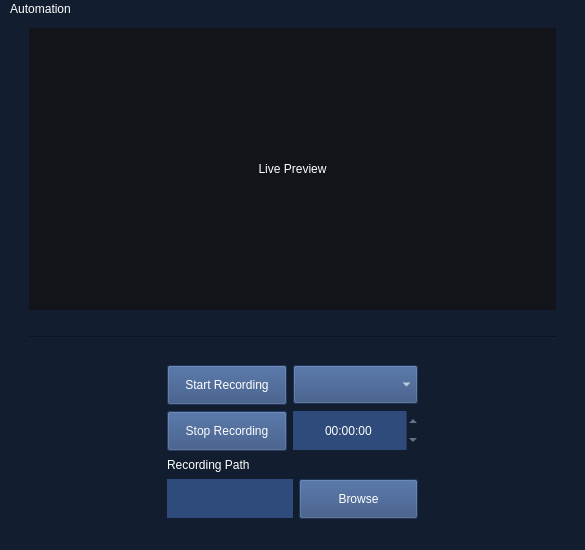
Qt form assets/design.ui (JoatXI/ero) before a commit.
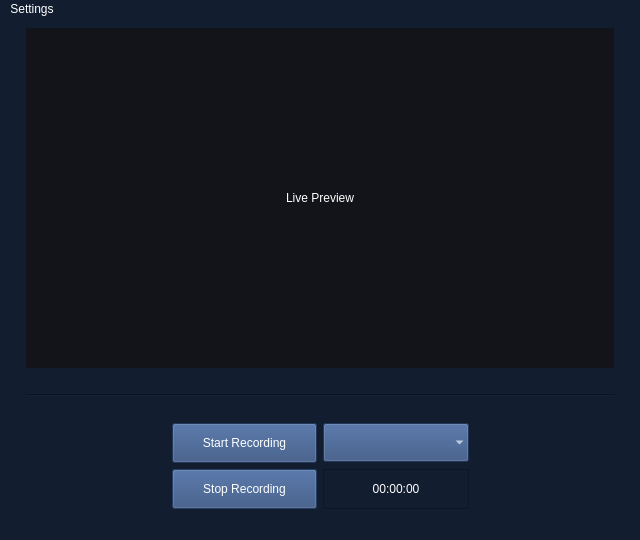
The same form after that commit. Icons and pictures are not drawn.

Commit message: Settings && Feature Update:

Patch:
```diff
--- a/assets/design.ui
+++ b/assets/design.ui
@@ -1,18 +1,29 @@
 <?xml version="1.0" encoding="UTF-8"?>
 <ui version="4.0">
  <class>MainWindow</class>
- <widget class="QMainWindow" name="Ẹro">
+ <widget class="QMainWindow" name="MainWindow">
   <property name="geometry">
    <rect>
     <x>0</x>
     <y>0</y>
-    <width>585</width>
-    <height>550</height>
+    <width>640</width>
+    <height>540</height>
    </rect>
   </property>
+  <property name="minimumSize">
+   <size>
+    <width>640</width>
+    <height>540</height>
+   </size>
+  </property>
   <property name="windowTitle">
    <string>Ẹro</string>
   </property>
+  <property name="windowIcon">
+   <iconset>
+    <normalon>../../Downloads/icon.ico</normalon>
+   </iconset>
+  </property>
   <property name="layoutDirection">
    <enum>Qt::LeftToRight</enum>
   </property>
@@ -23,22 +34,22 @@
 border-color: rgb(255, 255, 255);</string>
   </property>
   <widget class="QWidget" name="centralwidget">
-   <layout class="QGridLayout" name="gridLayout_3">
-    <item row="0" column="2">
-     <spacer name="verticalSpacer">
+   <layout class="QGridLayout" name="gridLayout_2">
+    <item row="0" column="0">
+     <spacer name="verticalSpacer_3">
       <property name="orientation">
        <enum>Qt::Vertical</enum>
       </property>
       <property name="sizeHint" stdset="0">
        <size>
-        <width>20</width>
-        <height>40</height>
+        <width>17</width>
+        <height>434</height>
        </size>
       </property>
      </spacer>
     </item>
     <item row="0" column="1">
-     <layout class="QVBoxLayout" name="verticalLayout">
+     <layout class="QVBoxLayout" name="verticalLayout_2">
       <property name="sizeConstraint">
        <enum>QLayout::SetMinAndMaxSize</enum>
       </property>
@@ -48,7 +59,7 @@
          <bool>true</bool>
         </property>
         <property name="sizePolicy">
-         <sizepolicy hsizetype="Expanding" vsizetype="Expanding">
+         <sizepolicy hsizetype="Preferred" vsizetype="Preferred">
           <horstretch>0</horstretch>
           <verstretch>0</verstretch>
          </sizepolicy>
@@ -73,7 +84,7 @@
          <string>Live Preview</string>
         </property>
         <property name="scaledContents">
-         <bool>true</bool>
+         <bool>false</bool>
         </property>
         <property name="alignment">
          <set>Qt::AlignCenter</set>
@@ -87,7 +98,7 @@
         </property>
         <property name="sizeHint" stdset="0">
          <size>
-          <width>40</width>
+          <width>458</width>
           <height>20</height>
          </size>
         </property>
@@ -116,97 +127,29 @@
         </property>
         <property name="sizeHint" stdset="0">
          <size>
-          <width>40</width>
+          <width>459</width>
           <height>20</height>
          </size>
         </property>
        </spacer>
       </item>
       <item>
-       <layout class="QGridLayout" name="gridLayout_8">
-        <property name="sizeConstraint">
-         <enum>QLayout::SetDefaultConstraint</enum>
-        </property>
-        <item row="3" column="1" colspan="2">
-         <widget class="QLineEdit" name="pathText">
-          <property name="sizePolicy">
-           <sizepolicy hsizetype="MinimumExpanding" vsizetype="Expanding">
-            <horstretch>0</horstretch>
-            <verstretch>0</verstretch>
-           </sizepolicy>
+       <layout class="QGridLayout" name="gridLayout">
+        <item row="0" column="0">
+         <spacer name="hSpacer_1">
+          <property name="orientation">
+           <enum>Qt::Horizontal</enum>
           </property>
-          <property name="maximumSize">
-           <size>
-            <width>16777215</width>
-            <height>39</height>
-           </size>
+          <property name="sizeType">
+           <enum>QSizePolicy::MinimumExpanding</enum>
           </property>
-          <property name="focusPolicy">
-           <enum>Qt::StrongFocus</enum>
-          </property>
-          <property name="styleSheet">
-           <string notr="true">background-color: rgb(46, 75, 123);</string>
-          </property>
-          <property name="frame">
-           <bool>false</bool>
-          </property>
-         </widget>
-        </item>
-        <item row="3" column="3">
-         <widget class="QPushButton" name="savePath">
-          <property name="sizePolicy">
-           <sizepolicy hsizetype="MinimumExpanding" vsizetype="Expanding">
-            <horstretch>0</horstretch>
-            <verstretch>0</verstretch>
-           </sizepolicy>
-          </property>
-          <property name="maximumSize">
+          <property name="sizeHint" stdset="0">
            <size>
-            <width>16777215</width>
-            <height>40</height>
+            <width>130</width>
+            <height>28</height>
            </size>
           </property>
-          <property name="cursor">
-           <cursorShape>PointingHandCursor</cursorShape>
-          </property>
-          <property name="styleSheet">
-           <string notr="true">background-color: rgb(46, 75, 123);</string>
-          </property>
-          <property name="text">
-           <string>Browse</string>
-          </property>
-          <property name="default">
-           <bool>false</bool>
-          </property>
-          <property name="flat">
-           <bool>false</bool>
-          </property>
-         </widget>
-        </item>
-        <item row="0" column="2" colspan="2">
-         <widget class="QComboBox" name="fpsOptions">
-          <property name="enabled">
-           <bool>true</bool>
-          </property>
-          <property name="sizePolicy">
-           <sizepolicy hsizetype="MinimumExpanding" vsizetype="Expanding">
-            <horstretch>0</horstretch>
-            <verstretch>0</verstretch>
-           </sizepolicy>
-          </property>
-          <property name="maximumSize">
-           <size>
-            <width>16777215</width>
-            <height>39</height>
-           </size>
-          </property>
-          <property name="cursor">
-           <cursorShape>PointingHandCursor</cursorShape>
-          </property>
-          <property name="styleSheet">
-           <string notr="true">background-color: rgb(46, 75, 123);</string>
-          </property>
-         </widget>
+         </spacer>
         </item>
         <item row="0" column="1">
          <widget class="QPushButton" name="startButton">
@@ -216,9 +159,15 @@
             <verstretch>0</verstretch>
            </sizepolicy>
           </property>
+          <property name="minimumSize">
+           <size>
+            <width>90</width>
+            <height>40</height>
+           </size>
+          </property>
           <property name="maximumSize">
            <size>
-            <width>16777215</width>
+            <width>360</width>
             <height>40</height>
            </size>
           </property>
@@ -233,8 +182,11 @@
           </property>
          </widget>
         </item>
-        <item row="1" column="2" colspan="2">
-         <widget class="QTimeEdit" name="timeEdit">
+        <item row="0" column="2">
+         <widget class="QComboBox" name="fpsOptions">
+          <property name="enabled">
+           <bool>true</bool>
+          </property>
           <property name="sizePolicy">
            <sizepolicy hsizetype="MinimumExpanding" vsizetype="Expanding">
             <horstretch>0</horstretch>
@@ -243,39 +195,65 @@
           </property>
           <property name="maximumSize">
            <size>
-            <width>16777215</width>
+            <width>360</width>
             <height>39</height>
            </size>
           </property>
-          <property name="focusPolicy">
-           <enum>Qt::WheelFocus</enum>
+          <property name="font">
+           <font>
+            <family>Sans Serif Collection</family>
+            <pointsize>8</pointsize>
+            <weight>50</weight>
+            <italic>false</italic>
+            <bold>false</bold>
+           </font>
+          </property>
+          <property name="cursor">
+           <cursorShape>PointingHandCursor</cursorShape>
+          </property>
+          <property name="layoutDirection">
+           <enum>Qt::LeftToRight</enum>
           </property>
           <property name="styleSheet">
            <string notr="true">background-color: rgb(46, 75, 123);</string>
           </property>
-          <property name="inputMethodHints">
-           <set>Qt::ImhPreferNumbers</set>
-          </property>
-          <property name="wrapping">
-           <bool>false</bool>
-          </property>
           <property name="frame">
            <bool>false</bool>
           </property>
-          <property name="alignment">
-           <set>Qt::AlignCenter</set>
-          </property>
-          <property name="readOnly">
-           <bool>true</bool>
-          </property>
-          <property name="currentSection">
-           <enum>QDateTimeEdit::HourSection</enum>
-          </property>
-          <property name="displayFormat">
-           <string>HH:mm:ss</string>
-          </property>
          </widget>
         </item>
+        <item row="0" column="3">
+         <spacer name="hSpacer_2">
+          <property name="orientation">
+           <enum>Qt::Horizontal</enum>
+          </property>
+          <property name="sizeType">
+           <enum>QSizePolicy::MinimumExpanding</enum>
+          </property>
+          <property name="sizeHint" stdset="0">
+           <size>
+            <width>130</width>
+            <height>28</height>
+           </size>
+          </property>
+         </spacer>
+        </item>
+        <item row="1" column="0">
+         <spacer name="hSpacer_3">
+          <property name="orientation">
+           <enum>Qt::Horizontal</enum>
+          </property>
+          <property name="sizeType">
+           <enum>QSizePolicy::MinimumExpanding</enum>
+          </property>
+          <property name="sizeHint" stdset="0">
+           <size>
+            <width>130</width>
+            <height>28</height>
+           </size>
+          </property>
+         </spacer>
+        </item>
         <item row="1" column="1">
          <widget class="QPushButton" name="stopButton">
           <property name="enabled">
@@ -287,9 +265,15 @@
             <verstretch>0</verstretch>
            </sizepolicy>
           </property>
+          <property name="minimumSize">
+           <size>
+            <width>90</width>
+            <height>40</height>
+           </size>
+          </property>
           <property name="maximumSize">
            <size>
-            <width>16777215</width>
+            <width>360</width>
             <height>40</height>
            </size>
           </property>
@@ -304,23 +288,7 @@
           </property>
          </widget>
         </item>
-        <item row="0" column="0">
-         <spacer name="hSpacer_1">
-          <property name="orientation">
-           <enum>Qt::Horizontal</enum>
-          </property>
-          <property name="sizeType">
-           <enum>QSizePolicy::MinimumExpanding</enum>
-          </property>
-          <property name="sizeHint" stdset="0">
-           <size>
-            <width>138</width>
-            <height>28</height>
-           </size>
-          </property>
-         </spacer>
-        </item>
-        <item row="1" column="4">
+        <item row="1" column="3">
          <spacer name="hSpacer_4">
           <property name="orientation">
            <enum>Qt::Horizontal</enum>
@@ -330,98 +298,31 @@
           </property>
           <property name="sizeHint" stdset="0">
            <size>
-            <width>138</width>
+            <width>130</width>
             <height>28</height>
            </size>
           </property>
          </spacer>
         </item>
-        <item row="0" column="4">
-         <spacer name="hSpacer_2">
-          <property name="orientation">
-           <enum>Qt::Horizontal</enum>
+        <item row="1" column="2">
+         <widget class="QLabel" name="timeLabel">
+          <property name="styleSheet">
+           <string notr="true">font: 63 14pt &quot;Kode Mono SemiBold&quot;;</string>
           </property>
-          <property name="sizeType">
-           <enum>QSizePolicy::MinimumExpanding</enum>
+          <property name="frameShape">
+           <enum>QFrame::StyledPanel</enum>
           </property>
-          <property name="sizeHint" stdset="0">
-           <size>
-            <width>138</width>
-            <height>28</height>
-           </size>
+          <property name="frameShadow">
+           <enum>QFrame::Sunken</enum>
           </property>
-         </spacer>
-        </item>
-        <item row="1" column="0">
-         <spacer name="hSpacer_3">
-          <property name="orientation">
-           <enum>Qt::Horizontal</enum>
-          </property>
-          <property name="sizeType">
-           <enum>QSizePolicy::MinimumExpanding</enum>
-          </property>
-          <property name="sizeHint" stdset="0">
-           <size>
-            <width>138</width>
-            <height>28</height>
-           </size>
-          </property>
-         </spacer>
-        </item>
-        <item row="2" column="0" rowspan="2">
-         <spacer name="hSpacer_5">
-          <property name="orientation">
-           <enum>Qt::Horizontal</enum>
-          </property>
-          <property name="sizeType">
-           <enum>QSizePolicy::MinimumExpanding</enum>
-          </property>
-          <property name="sizeHint" stdset="0">
-           <size>
-            <width>138</width>
-            <height>28</height>
-           </size>
-          </property>
-         </spacer>
-        </item>
-        <item row="2" column="4" rowspan="2">
-         <spacer name="hSpacer_6">
-          <property name="orientation">
-           <enum>Qt::Horizontal</enum>
-          </property>
-          <property name="sizeType">
-           <enum>QSizePolicy::MinimumExpanding</enum>
-          </property>
-          <property name="sizeHint" stdset="0">
-           <size>
-            <width>138</width>
-            <height>28</height>
-           </size>
-          </property>
-         </spacer>
-        </item>
-        <item row="2" column="1" colspan="3">
-         <widget class="QLabel" name="recordPath">
-          <property name="sizePolicy">
-           <sizepolicy hsizetype="MinimumExpanding" vsizetype="Minimum">
-            <horstretch>0</horstretch>
-            <verstretch>0</verstretch>
-           </sizepolicy>
-          </property>
-          <property name="minimumSize">
-           <size>
-            <width>0</width>
-            <height>0</height>
-           </size>
-          </property>
-          <property name="maximumSize">
-           <size>
-            <width>16777215</width>
-            <height>16</height>
-           </size>
+          <property name="lineWidth">
+           <number>1</number>
           </property>
           <property name="text">
-           <string>Recording Path</string>
+           <string>00:00:00</string>
+          </property>
+          <property name="alignment">
+           <set>Qt::AlignCenter</set>
           </property>
          </widget>
         </item>
@@ -429,15 +330,15 @@
       </item>
      </layout>
     </item>
-    <item row="0" column="0">
+    <item row="0" column="2">
      <spacer name="verticalSpacer_2">
       <property name="orientation">
        <enum>Qt::Vertical</enum>
       </property>
       <property name="sizeHint" stdset="0">
        <size>
-        <width>20</width>
-        <height>40</height>
+        <width>17</width>
+        <height>434</height>
        </size>
       </property>
      </spacer>
@@ -449,7 +350,7 @@
     <rect>
      <x>0</x>
      <y>0</y>
-     <width>585</width>
+     <width>640</width>
      <height>43</height>
     </rect>
    </property>
@@ -467,7 +368,7 @@
      <cursorShape>PointingHandCursor</cursorShape>
     </property>
     <property name="title">
-     <string>Automation</string>
+     <string>Settings</string>
     </property>
     <addaction name="settingsButton"/>
    </widget>
@@ -480,7 +381,7 @@
   </widget>
   <action name="settingsButton">
    <property name="text">
-    <string>Settings</string>
+    <string>General</string>
    </property>
    <property name="font">
     <font>
```
The commit also changes 4 other files.
